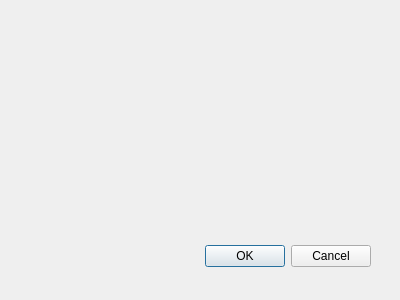
This is geo_ref_dialog_base.ui in dpakprajul/geo_ref as Qt 5 draws it before an edit. The edited form follows.
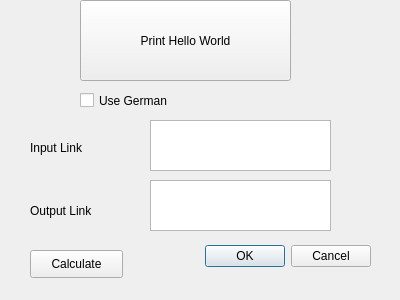
This is the edited form.

Commit message: input and output link added

What changed in the file:
```diff
--- a/geo_ref_dialog_base.ui
+++ b/geo_ref_dialog_base.ui
@@ -28,6 +28,91 @@
     <set>QDialogButtonBox::Cancel|QDialogButtonBox::Ok</set>
    </property>
   </widget>
+  <widget class="QPushButton" name="pbPrintHelloWorld">
+   <property name="geometry">
+    <rect>
+     <x>80</x>
+     <y>0</y>
+     <width>211</width>
+     <height>81</height>
+    </rect>
+   </property>
+   <property name="text">
+    <string>Print Hello World</string>
+   </property>
+  </widget>
+  <widget class="QCheckBox" name="cbUseGerman">
+   <property name="geometry">
+    <rect>
+     <x>80</x>
+     <y>80</y>
+     <width>261</width>
+     <height>41</height>
+    </rect>
+   </property>
+   <property name="text">
+    <string>Use German</string>
+   </property>
+  </widget>
+  <widget class="QTextEdit" name="inputLink">
+   <property name="geometry">
+    <rect>
+     <x>150</x>
+     <y>120</y>
+     <width>181</width>
+     <height>51</height>
+    </rect>
+   </property>
+  </widget>
+  <widget class="QTextEdit" name="outputLink">
+   <property name="geometry">
+    <rect>
+     <x>150</x>
+     <y>180</y>
+     <width>181</width>
+     <height>51</height>
+    </rect>
+   </property>
+  </widget>
+  <widget class="QLabel" name="label">
+   <property name="geometry">
+    <rect>
+     <x>30</x>
+     <y>140</y>
+     <width>55</width>
+     <height>16</height>
+    </rect>
+   </property>
+   <property name="text">
+    <string>Input Link</string>
+   </property>
+  </widget>
+  <widget class="QLabel" name="label_2">
+   <property name="geometry">
+    <rect>
+     <x>30</x>
+     <y>200</y>
+     <width>81</width>
+     <height>21</height>
+    </rect>
+   </property>
+   <property name="text">
+    <string>Output Link</string>
+   </property>
+  </widget>
+  <widget class="QPushButton" name="calculateOutput">
+   <property name="geometry">
+    <rect>
+     <x>30</x>
+     <y>250</y>
+     <width>93</width>
+     <height>28</height>
+    </rect>
+   </property>
+   <property name="text">
+    <string>Calculate</string>
+   </property>
+  </widget>
  </widget>
  <resources/>
  <connections>
```
Left out of the diff: 37 changed lines with no effect on the pictures. The commit also changes 5 other files.
